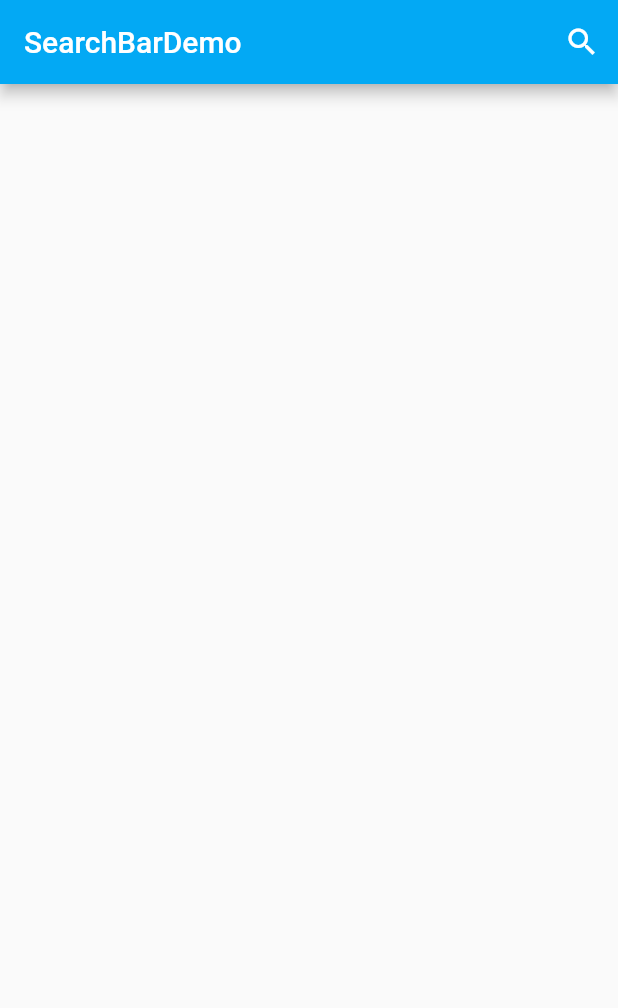
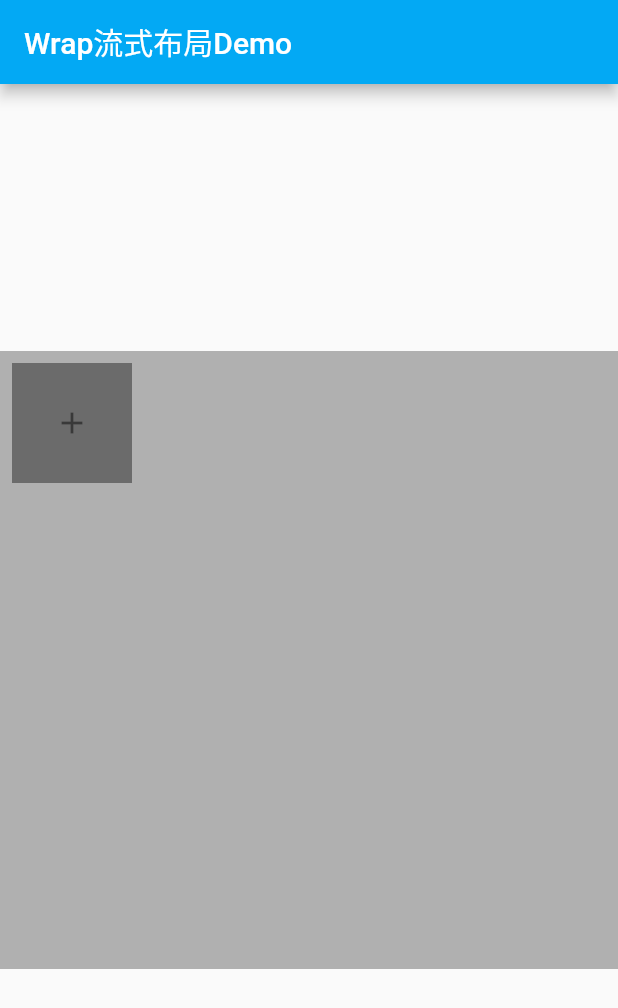
Before and after one commit to icookingcode/little_demo, a Flutter app: the screen it shows after launch, on a phone screen of 412 x 824 dp. Shown: the top 1008 px of the screen. Run offline on Flutter 3.47's test engine with Material 2 defaults, Android fonts, the phone set to English and light mode, and no system bars.

Commit message:
Wrap流式布局

```diff
--- a/lib/main.dart
+++ b/lib/main.dart
@@ -2,6 +2,7 @@ import 'package:flutter/material.dart';
 import 'package:little_demo/pages/counter_demo.dart';
 import 'package:little_demo/pages/frosted_glass_demo.dart';
 import 'package:little_demo/pages/search_bar_demo.dart';
+import 'package:little_demo/pages/wrap_layout_demo.dart';
 
 void main() {
   runApp(MyApp());
@@ -14,7 +15,7 @@ class MyApp extends StatelessWidget {
       title: 'Flutter BottomNavigationBar',
       //自定义主题样本
       theme: ThemeData(primarySwatch: Colors.lightBlue),
-      home: SearchBarDemo(),
+      home: WrapLayoutDemo(),
     );
   }
 }
--- /dev/null
+++ b/lib/pages/wrap_layout_demo.dart
@@ -0,0 +1,79 @@
+import 'package:flutter/material.dart';
+
+class WrapLayoutDemo extends StatefulWidget {
+  @override
+  _WrapLayoutDemoState createState() => _WrapLayoutDemoState();
+}
+
+class _WrapLayoutDemoState extends State<WrapLayoutDemo> {
+  List<Widget> list;
+
+  @override
+  void initState() {
+    super.initState();
+    list = List()..add(_buildAddButton());
+  }
+
+  @override
+  Widget build(BuildContext context) {
+    final _width = MediaQuery.of(context).size.width;
+    final _height = MediaQuery.of(context).size.height;
+    return Scaffold(
+      appBar: AppBar(
+        title: Text(
+          'Wrap流式布局Demo',
+          style: TextStyle(color: Colors.white),
+        ),
+      ),
+      body: Center(
+        child: Opacity(
+          opacity: 0.8,
+          child: Container(
+            width: _width,
+            height: _height/2,
+            color: Colors.grey,
+            child: Wrap(
+              children: list,
+              spacing: 20.0,
+            ),
+          ),
+        ),
+      ),
+    );
+  }
+
+  Widget _buildAddButton() {
+    return GestureDetector(
+      onTap: () {
+        if (list.length < 9) {
+          setState(() {
+            list.insert(list.length - 1, _buildPhoto(list.length - 1));
+          });
+        }
+      },
+      child: Padding(
+        padding: EdgeInsets.all(8),
+        child: Container(
+          width: 80.0,
+          height: 80.0,
+          color: Colors.black54,
+          child: Icon(Icons.add),
+        ),
+      ),
+    );
+  }
+
+  Widget _buildPhoto(int index) {
+    return Padding(
+      padding: EdgeInsets.all(8),
+      child: Container(
+        width: 80.0,
+        height: 80.0,
+        color: Colors.orange,
+        child: Center(
+          child: Text('照片'),
+        ),
+      ),
+    );
+  }
+}
```
Also changed, not shown: 1 other file.
